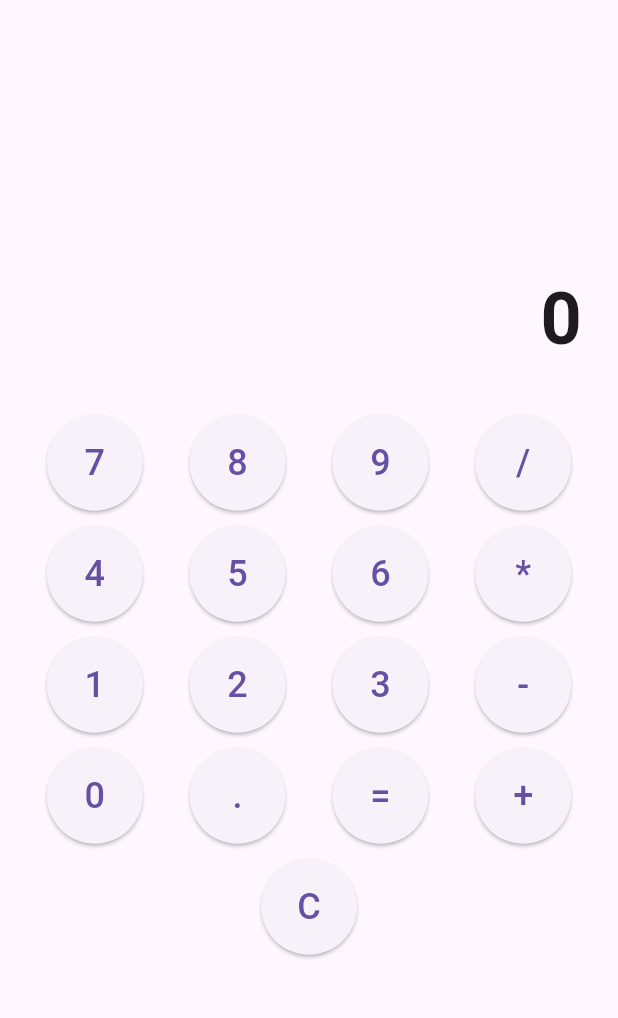
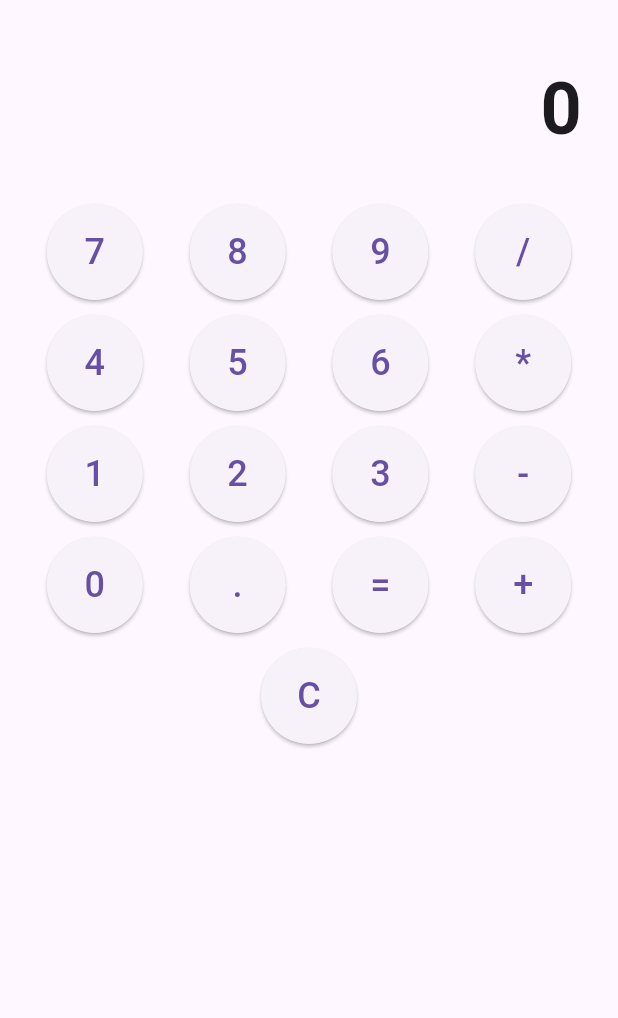
Before and after one commit to Alyvvn/hw1, a Flutter app: the screen it shows after launch, on a phone screen of 412 x 824 dp, the part 63-1081 px from its top. Run offline on Flutter 3.47's test engine with Material 3 defaults, Android fonts, the phone set to English and light mode, and no system bars.

Commit message:
Revert "Test adding an additional Column to the main UI configuration"
This reverts commit 9bbe152e9802f593f987445e001c699987bad3f5.

```diff
--- a/lib/main.dart
+++ b/lib/main.dart
@@ -100,23 +100,14 @@ class _CalculatorPageState extends State<CalculatorPage> {
     return Scaffold(
       appBar: AppBar(title: const Text("Calculator")),
       body: Column(
-        mainAxisAlignment: MainAxisAlignment.center,
-        children: [
-          Row(
-            mainAxisAlignment: MainAxisAlignment.end,
         children: [
           Container(
             alignment: Alignment.bottomRight,
             padding: const EdgeInsets.all(24),
             child: Text(
               displayText,
-                  style: const TextStyle(
-                    fontSize: 48,
-                    fontWeight: FontWeight.bold,
+              style: const TextStyle(fontSize: 48, fontWeight: FontWeight.bold),
             ),
-                ),
-              ),
-            ],
           ),
           Column(
             children: [
```
Lines whose indentation alone changed are shown as unchanged.
